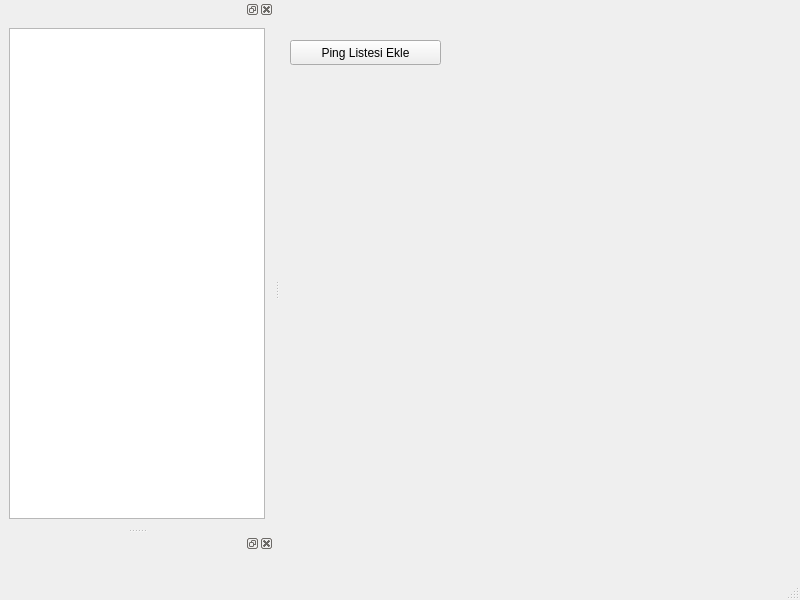
This is QTDesigns/MainWindow.ui in Gorkembukel/MonitorNetworkConnectivity as Qt 5 draws it before an edit. The edited form follows.
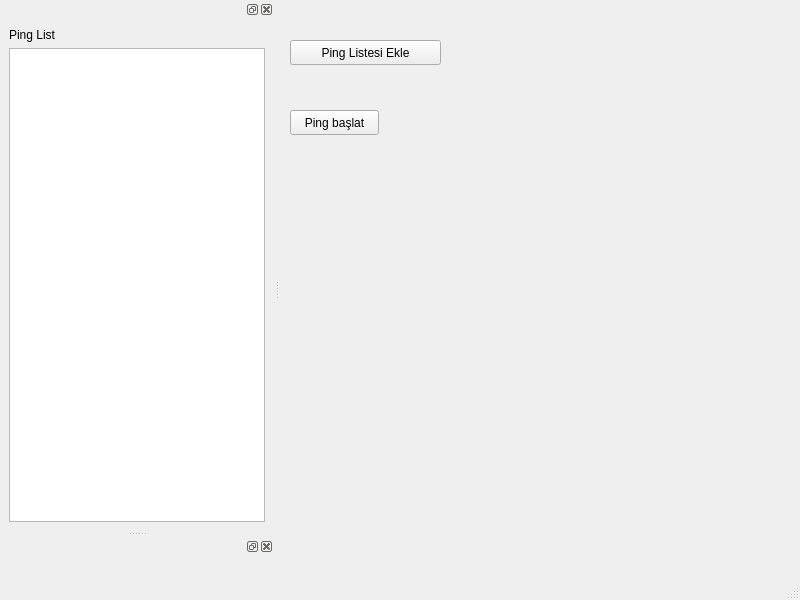
This is the edited form.

```diff
--- a/QTDesigns/MainWindow.ui
+++ b/QTDesigns/MainWindow.ui
@@ -37,6 +37,19 @@
      <string>Ping Listesi Ekle</string>
     </property>
    </widget>
+   <widget class="QPushButton" name="pushButton_pingBaslat">
+    <property name="geometry">
+     <rect>
+      <x>10</x>
+      <y>110</y>
+      <width>89</width>
+      <height>25</height>
+     </rect>
+    </property>
+    <property name="text">
+     <string>Ping başlat</string>
+    </property>
+   </widget>
   </widget>
   <widget class="QMenuBar" name="menubar">
    <property name="geometry">
@@ -61,6 +74,13 @@
    </attribute>
    <widget class="QWidget" name="dockWidgetContents">
     <layout class="QVBoxLayout" name="verticalLayout">
+     <item>
+      <widget class="QLabel" name="label">
+       <property name="text">
+        <string>Ping List</string>
+       </property>
+      </widget>
+     </item>
      <item>
       <widget class="QTableWidget" name="tableTarget"/>
      </item>
```
Left out of the diff: 2 changed lines with no effect on the pictures.
